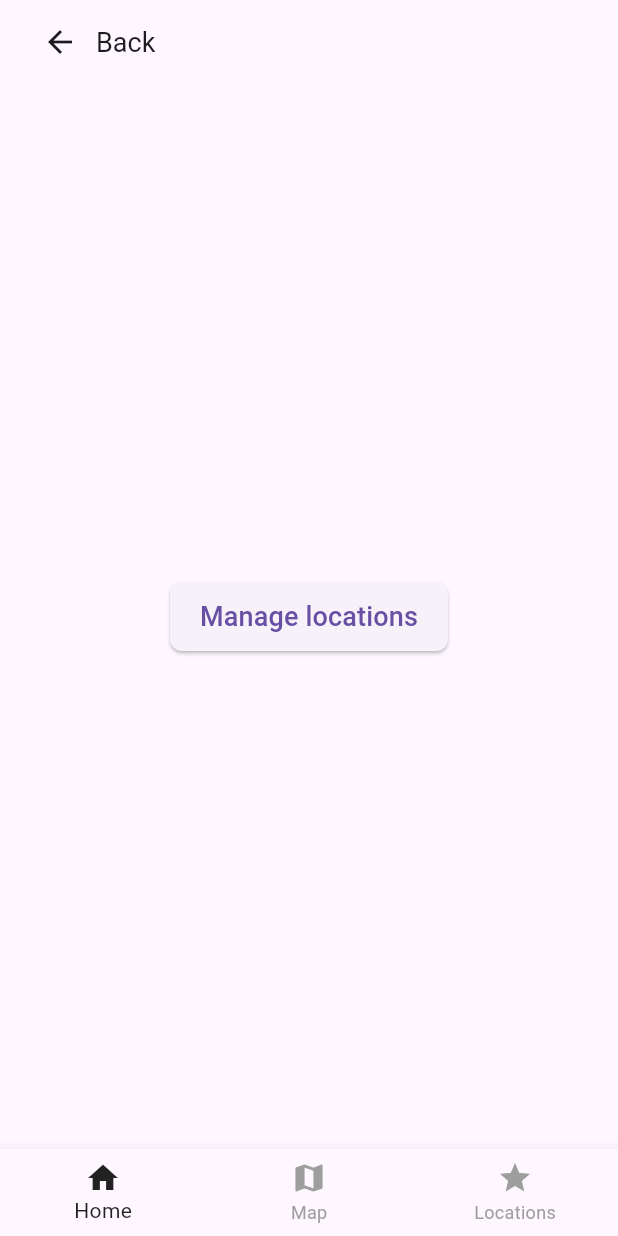
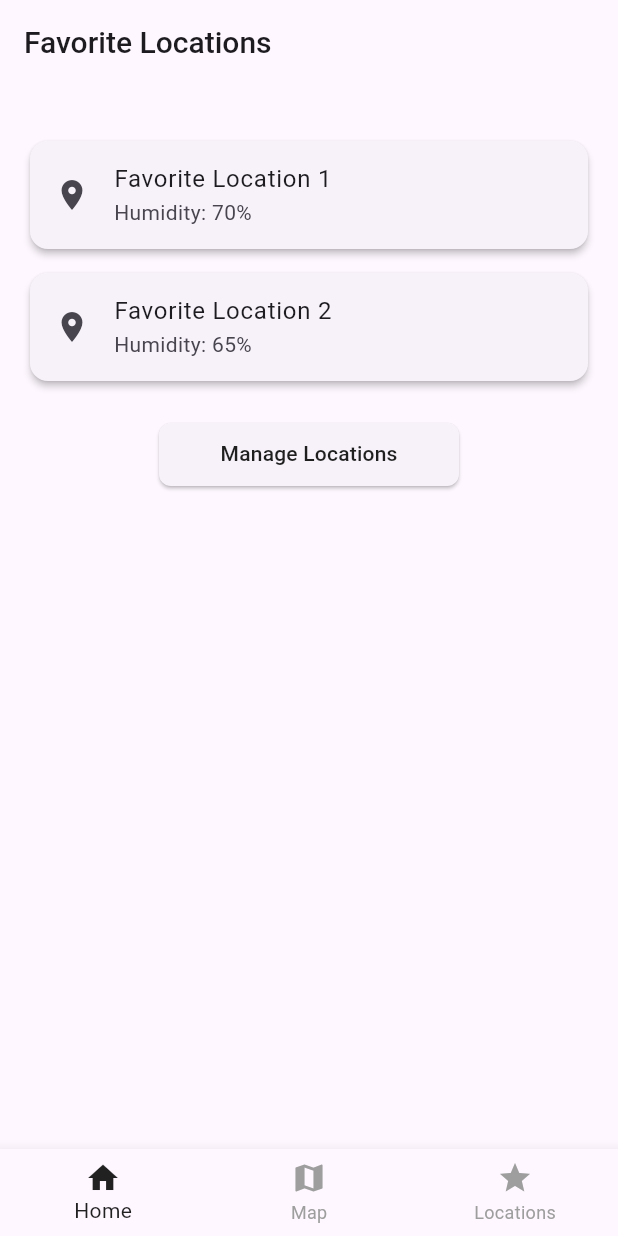
Before and after one commit to Prudhvi-Nath-Reddy/Weather-app, a Flutter app: the MyHomePage screen opened directly, on a phone screen of 412 x 824 dp. Run offline on Flutter 3.47's test engine with Material 3 defaults, Android fonts, the phone set to English and light mode, and no system bars; Roboto replaces fonts that are missing (Poppins).

Commit message:
Location page updated

```diff
--- a/lib/Location.dart
+++ b/lib/Location.dart
@@ -8,8 +8,8 @@ class MyApp extends StatelessWidget {
   @override
   Widget build(BuildContext context) {
     return MaterialApp(
-      title: 'Blank Flutter App',
-      debugShowCheckedModeBanner: false, // This line removes the debug tag
+      debugShowCheckedModeBanner: false, // Remove the debug tag
+      title: 'Location Screen',
       theme: ThemeData(
         primarySwatch: Colors.blue,
       ),
@@ -23,38 +23,64 @@ class MyHomePage extends StatelessWidget {
   Widget build(BuildContext context) {
     return Scaffold(
       appBar: AppBar(
-        title: Row(
+        title: Text(
+          'Favorite Locations',
+          style: TextStyle(
+            fontSize: 20,
+            fontWeight: FontWeight.w500,
+          ),
+        ),
+      ),
+      body: Column(
+        crossAxisAlignment: CrossAxisAlignment.stretch,
         children: [
-            IconButton(
-              icon: Icon(Icons.arrow_back),
-              onPressed: () {
-                Navigator.of(context).pop();
-              },
+          Padding(
+            padding: const EdgeInsets.all(20.0),
+            child: Column(
+              crossAxisAlignment: CrossAxisAlignment.start,
+              children: [
+                SizedBox(height: 10),
+                LocationCard(
+                  locationName: 'Favorite Location 1',
+                  humidityLevel: 'Humidity: 70%',
                 ),
-            Text('Back',  style: TextStyle(fontSize: 18) ),
+                LocationCard(
+                  locationName: 'Favorite Location 2',
+                  humidityLevel: 'Humidity: 65%',
+                ),
               ],
             ),
           ),
-
-
-      body: Center(
+          Center(
+            child: SizedBox(
+              width: 200,
+              height: 42,
               child: ElevatedButton(
                 onPressed: () {
-            // Add your button press logic here
-            print('Button pressed');
+                  // Add your manage location button logic here
+                  print('Manage Location button pressed');
                 },
                 style: ElevatedButton.styleFrom(
-            padding: EdgeInsets.symmetric(horizontal: 20, vertical: 10),
                   shape: RoundedRectangleBorder(
-            borderRadius: BorderRadius.circular(8),
+                    borderRadius: BorderRadius.circular(8), // Adjust the radius value here
                   ),
                 ),
-          child: Text('Manage locations', style: TextStyle(fontSize: 18),
-
+                child: Text(
+                  'Manage Locations',
+                  style: TextStyle(
+                    color: Color(0xFF1F1F1F),
+                    fontSize: 14,
+                    fontFamily: 'Poppins',
+                    fontWeight: FontWeight.w500,
+                    height: 0.10,
+                    letterSpacing: 0.14,
                   ),
                 ),
               ),
-
+            ),
+          ),
+        ],
+      ),
       bottomNavigationBar: BottomNavigationBar(
         selectedItemColor: Colors.black87,
         unselectedItemColor: Colors.grey,
@@ -76,3 +102,26 @@ class MyHomePage extends StatelessWidget {
     );
   }
 }
+
+class LocationCard extends StatelessWidget {
+  final String locationName;
+  final String humidityLevel;
+
+  LocationCard({
+    required this.locationName,
+    required this.humidityLevel,
+  });
+
+  @override
+  Widget build(BuildContext context) {
+    return Card(
+      elevation: 2,
+      margin: EdgeInsets.symmetric(vertical: 8),
+      child: ListTile(
+        leading: Icon(Icons.location_on),
+        title: Text(locationName),
+        subtitle: Text(humidityLevel),
+      ),
+    );
+  }
+}
```
Lines whose indentation alone changed are shown as unchanged.
